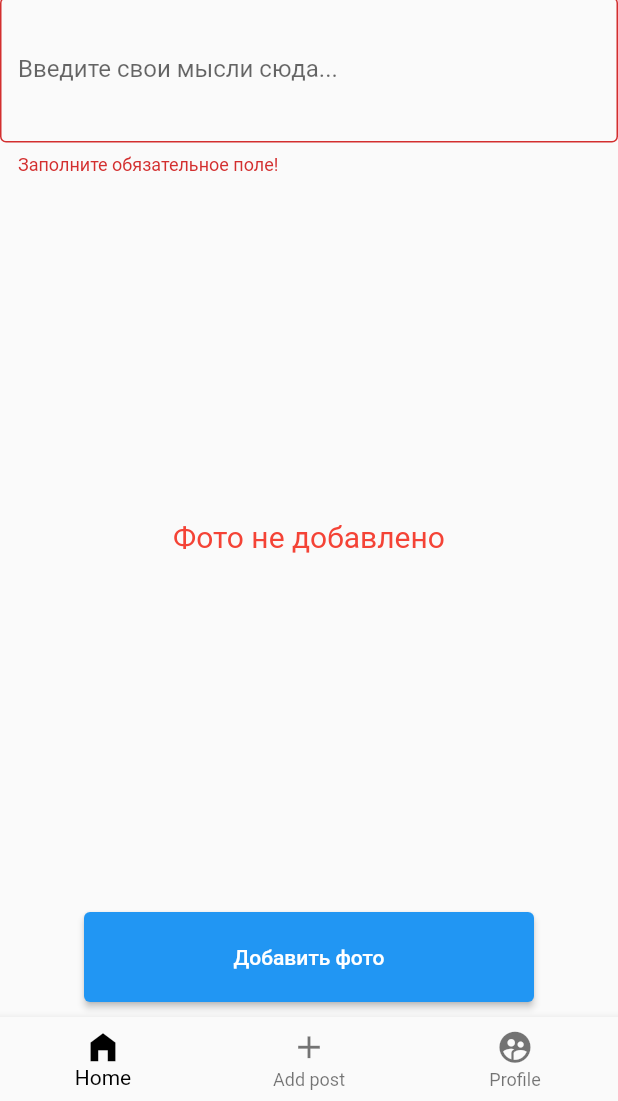
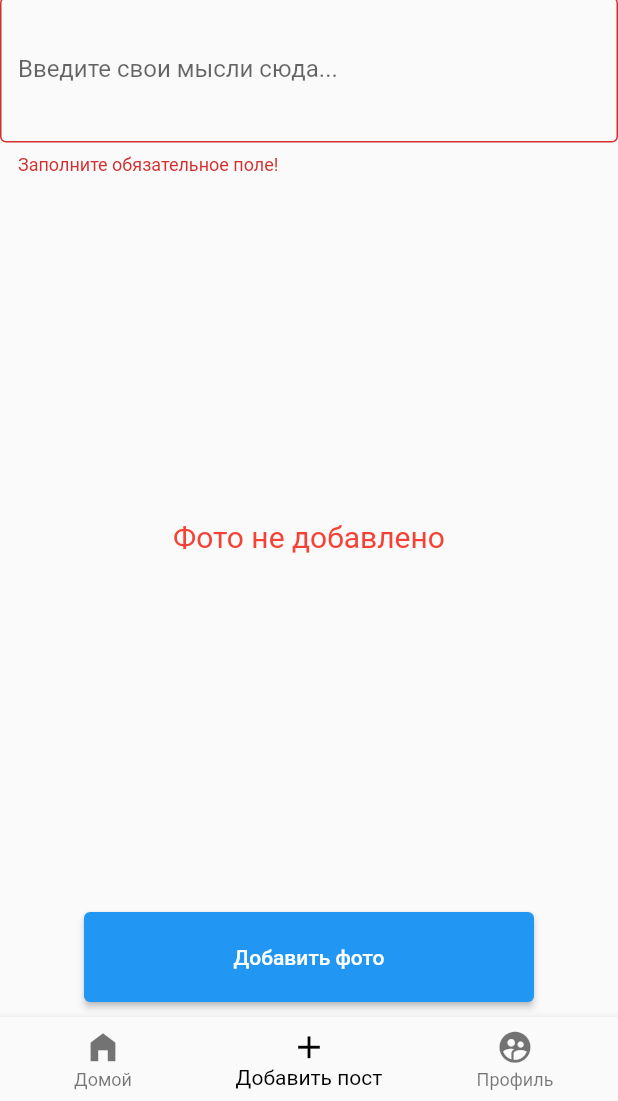
Before and after one commit to texasrodeo/my_twitter_mobile_apps, a Flutter app: the AddPostScreen screen opened by its route, on a phone screen of 412 x 824 dp, the part 135-1236 px from its top. Run offline on Flutter 3.47's test engine with Material 2 defaults, Android fonts, the phone set to English and light mode, and no system bars; our stand-ins replace cached_network_image, dio, firebase_auth, firebase_core, firebase_dynamic_links, firebase_storage and 5 more; missing offline and left inert: firebase_auth_web, firebase_core_web, firebase_storage_web, image_picker_for_web, onboarding, shared_preferences_web; accounts and stored records are empty.

Commit message:
Develop commit + extra libraries were removed

```diff
--- a/lib/components/footer.dart
+++ b/lib/components/footer.dart
@@ -1,10 +1,14 @@
+
 import 'package:flutter/material.dart';
-import 'package:my_twitter/screens/addpost_screen/addpost_screen.dart';
-import 'package:my_twitter/screens/home_screen/home_screen.dart';
-import 'package:my_twitter/screens/sign_in_screen/sign_in_screen.dart';
-import 'package:my_twitter/screens/user_profile/user_profile_screen.dart';
 
 class Footer extends StatefulWidget {
+  final int index;
+
+  const Footer({
+    Key? key,
+    required this.index
+  }) : super(key: key);
+
 
   @override
   _FooterState createState() => _FooterState();
@@ -24,7 +28,6 @@ class _FooterState extends State<Footer>{
     '/Profile',
   ];
 
-
   void _onItemTap(int index) {
     setState(() {
       _selectedIndex = index;
@@ -41,25 +44,27 @@ class _FooterState extends State<Footer>{
 
   @override
   Widget build(BuildContext buildContext){
+      _selectedIndex = widget.index;
       return BottomNavigationBar(
           items: const [
             BottomNavigationBarItem(
               icon: Icon(Icons.home_filled),
-              label: "Home"
+              label: "Домой"
             ),
             BottomNavigationBarItem(
                 icon: Icon(Icons.add),
-                label: "Add post"
+                label: "Добавить пост"
             ),
             BottomNavigationBarItem(
                 icon: Icon(Icons.supervised_user_circle),
-                label: "Profile",
+                label: "Профиль",
             ),
           ],
-//          currentIndex: _selectedIndex,
+
 
           iconSize: 25,
           onTap: _onItemTap,
+          currentIndex: _selectedIndex,
           elevation: 5,
           selectedItemColor: Colors.black,
       );
--- a/lib/generated_plugin_registrant.dart
+++ b/lib/generated_plugin_registrant.dart
@@ -5,7 +5,6 @@
 // ignore_for_file: directives_ordering
 // ignore_for_file: lines_longer_than_80_chars
 
-import 'package:cloud_firestore_web/cloud_firestore_web.dart';
 import 'package:firebase_auth_web/firebase_auth_web.dart';
 import 'package:firebase_core_web/firebase_core_web.dart';
 import 'package:firebase_storage_web/firebase_storage_web.dart';
@@ -16,7 +15,6 @@ import 'package:flutter_web_plugins/flutter_web_plugins.dart';
 
 // ignore: public_member_api_docs
 void registerPlugins(Registrar registrar) {
-  FirebaseFirestoreWeb.registerWith(registrar);
   FirebaseAuthWeb.registerWith(registrar);
   FirebaseCoreWeb.registerWith(registrar);
   FirebaseStorageWeb.registerWith(registrar);
--- a/lib/main.dart
+++ b/lib/main.dart
@@ -1,3 +1,7 @@
+import 'dart:developer';
+
+import 'package:firebase_core/firebase_core.dart';
+import 'package:firebase_dynamic_links/firebase_dynamic_links.dart';
 import 'package:flutter/material.dart';
 import 'package:flutter_bloc/flutter_bloc.dart';
 import 'package:my_twitter/screens/addpost_screen/addpost_screen.dart';
@@ -7,9 +11,9 @@ import 'package:my_twitter/screens/sign_in_screen/sign_in_screen.dart';
 import 'package:my_twitter/screens/sign_up_screen/sign_up_screen.dart';
 import 'package:my_twitter/screens/splash_screen/splash_screen.dart';
 import 'package:my_twitter/screens/user_profile/user_profile_screen.dart';
+import 'package:shared_preferences/shared_preferences.dart';
+
 import 'screens/home_screen/home_screen.dart';
-import 'package:firebase_core/firebase_core.dart';
-import 'package:shared_preferences/shared_preferences.dart';
 
 GlobalKey<NavigatorState> navigatorKey = GlobalKey<NavigatorState>();
 int? initScreen;
@@ -20,10 +24,24 @@ Future<void> main() async {
   SharedPreferences prefs = await SharedPreferences.getInstance();
   initScreen = prefs.getInt("initScreen");
   await prefs.setInt("initScreen", 1);
+
   runApp(MyApp());
 }
 
-class MyApp extends StatelessWidget {
+
+
+class MyApp extends StatefulWidget {
+  @override
+  State<MyApp> createState() => _MyAppState();
+}
+
+class _MyAppState extends State<MyApp> {
+
+
+  @override
+  void initState() {
+    super.initState();
+  }
 
   final routes = <String, WidgetBuilder>{
     '/Home': (BuildContext context) => HomeScreen(),
@@ -31,7 +49,8 @@ class MyApp extends StatelessWidget {
     '/Profile' : (BuildContext context) => (UserProfileScreen(user: null)),
     '/SignIn' : (BuildContext context) => SignInScreen(),
     '/SignUp' : (BuildContext context) => SignUpScreen(),
-    '/OnBoarding' : (BuildContext context) => OnboardingScreen(nextRoute: '/Home',)
+    '/OnBoarding' : (BuildContext context) => OnboardingScreen(nextRoute: '/Home',),
+    '/post' : (BuildContext context) => AddPostScreen()
   };
 
   @override
--- a/lib/models/comment.dart
+++ b/lib/models/comment.dart
@@ -1,5 +1,3 @@
-
-import 'package:cloud_firestore/cloud_firestore.dart';
 import 'package:my_twitter/models/user.dart';
 import 'package:freezed_annotation/freezed_annotation.dart';
 
--- a/lib/screens/addpost_screen/addpost_screen.dart
+++ b/lib/screens/addpost_screen/addpost_screen.dart
@@ -61,7 +61,7 @@ class _AddPostScreenState extends State<AddPostScreen> {
             });
             return viewToReturn;
           })),
-      bottomNavigationBar: Footer(),
+      bottomNavigationBar: Footer(index: 1),
     );
   }
 
--- a/lib/screens/home_screen/bloc/home_screen_bloc.dart
+++ b/lib/screens/home_screen/bloc/home_screen_bloc.dart
@@ -1,12 +1,9 @@
 import 'dart:convert';
 import 'dart:developer';
 
+import 'package:dio/dio.dart';
 import 'package:flutter_bloc/flutter_bloc.dart';
 import 'package:freezed_annotation/freezed_annotation.dart';
-
-
-import 'package:dio/dio.dart';
-import 'package:logger/logger.dart';
 import 'package:my_twitter/models/like.dart';
 import 'package:my_twitter/models/post.dart';
 import 'package:my_twitter/models/user.dart';
@@ -14,9 +11,9 @@ import 'package:my_twitter/services/auth/auth_service.dart';
 import 'package:my_twitter/utils/constants.dart';
 import 'package:my_twitter/utils/functions.dart';
 
+part 'home_screen_bloc.freezed.dart';
 part 'home_screen_event.dart';
 part 'home_screen_state.dart';
-part 'home_screen_bloc.freezed.dart';
 
 Dio dio = Dio();
 
@@ -26,9 +23,6 @@ class HomeScreenBloc extends Bloc<HomeScreenEvent, HomeScreenState>{
 
   HomeScreenBloc() : _authService = AuthService(),super(_Initial());
 
-
-
-  var logger = Logger();
 
   int page = 1, perPage = 2;
   List<Post> postsToShow = [];
--- a/lib/screens/user_settings_screen/bloc/user_settings_bloc.dart
+++ b/lib/screens/user_settings_screen/bloc/user_settings_bloc.dart
@@ -10,7 +10,6 @@ import 'package:my_twitter/utils/constants.dart';
 import 'package:my_twitter/services/auth/auth_service.dart';
 import 'dart:io';
 import 'package:my_twitter/models/user.dart';
-import 'package:image_downloader/image_downloader.dart';
 
 part 'user_settings_bloc.freezed.dart';
 part 'user_settings_event.dart';
```
Also changed, not shown: lib/components/comment_card.dart (+20 -15 lines), lib/components/post_card.dart (+11 -7 lines), lib/components/user_card.dart (+5 -15 lines), lib/screens/addpost_screen/bloc/addpost_screen_bloc.dart (+3 -5 lines), lib/screens/fullscreen_post/bloc/fullscreen_post_bloc.dart (+1 -12 lines), lib/screens/fullscreen_post/fullscreen_post_screen.dart (+27 -27 lines), lib/screens/home_screen/home_screen.dart (+7 -2 lines), lib/screens/sign_in_screen/sign_in_screen.dart (+8 -7 lines), lib/screens/splash_screen/splash_screen.dart (+9 -8 lines), lib/screens/user_profile/bloc/user_profile_bloc.dart (+4 -6 lines), lib/screens/user_profile/user_profile_screen.dart (+79 -44 lines), pubspec.yaml (+7 -6 lines), pubspec.lock, 22 other files.
